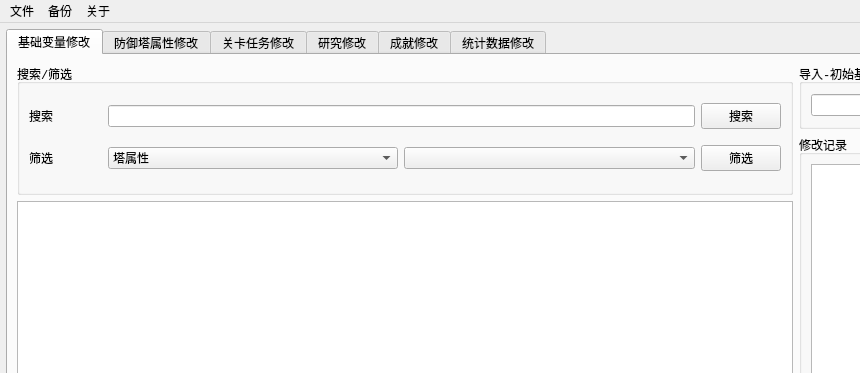
The window that ui/modify.ui (jimmy-moqin/InfCustomize-ING) describes before a commit, drawn with Qt 5; both pictures show x 0 to 860 and y 0 to 373 of the 1149 by 765 pixel window.
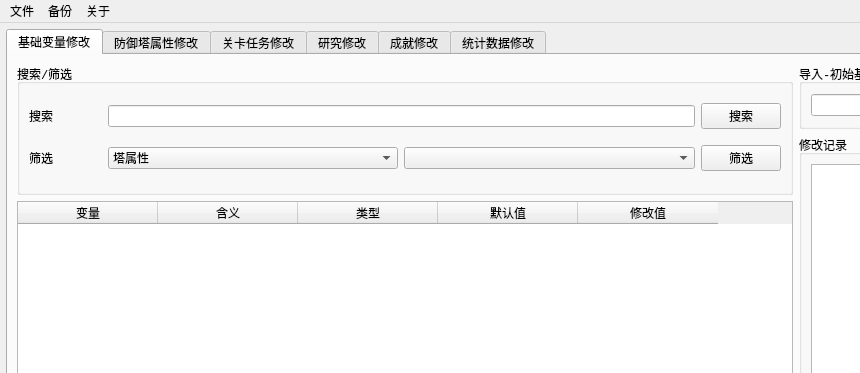
The same window after the commit. The open tabs and pages were chosen to show the change. Icons and pictures are not drawn.

Diff of the .ui file:
```diff
--- a/ui/modify.ui
+++ b/ui/modify.ui
@@ -149,7 +149,7 @@
              <bool>false</bool>
             </property>
             <attribute name="horizontalHeaderVisible">
-             <bool>false</bool>
+             <bool>true</bool>
             </attribute>
             <attribute name="horizontalHeaderDefaultSectionSize">
              <number>140</number>
```
Left out of the diff: 2 changed lines with no effect on the pictures.
